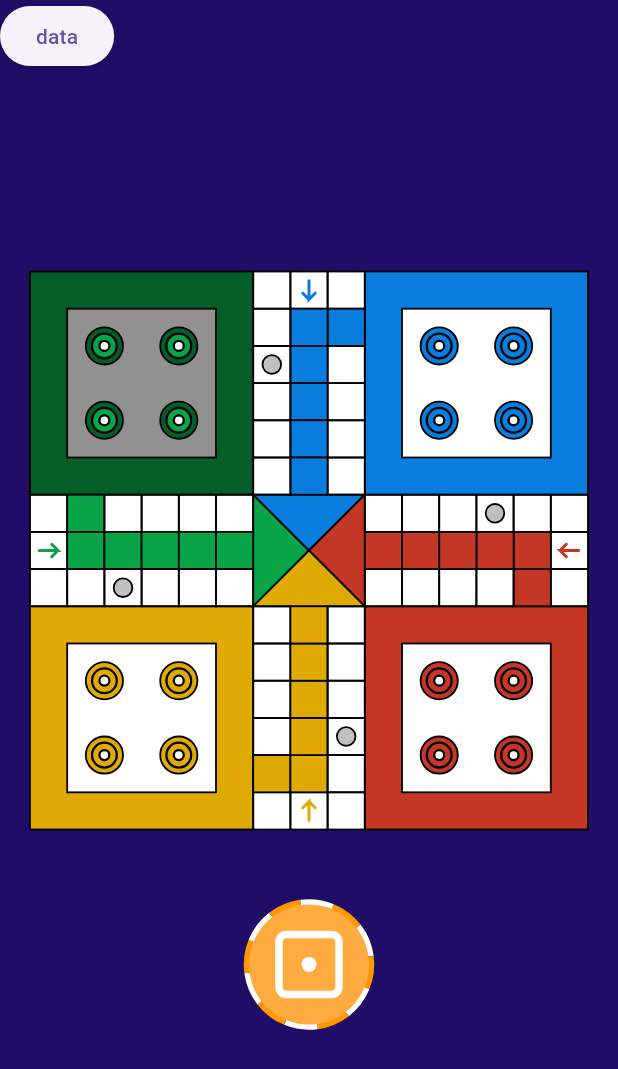
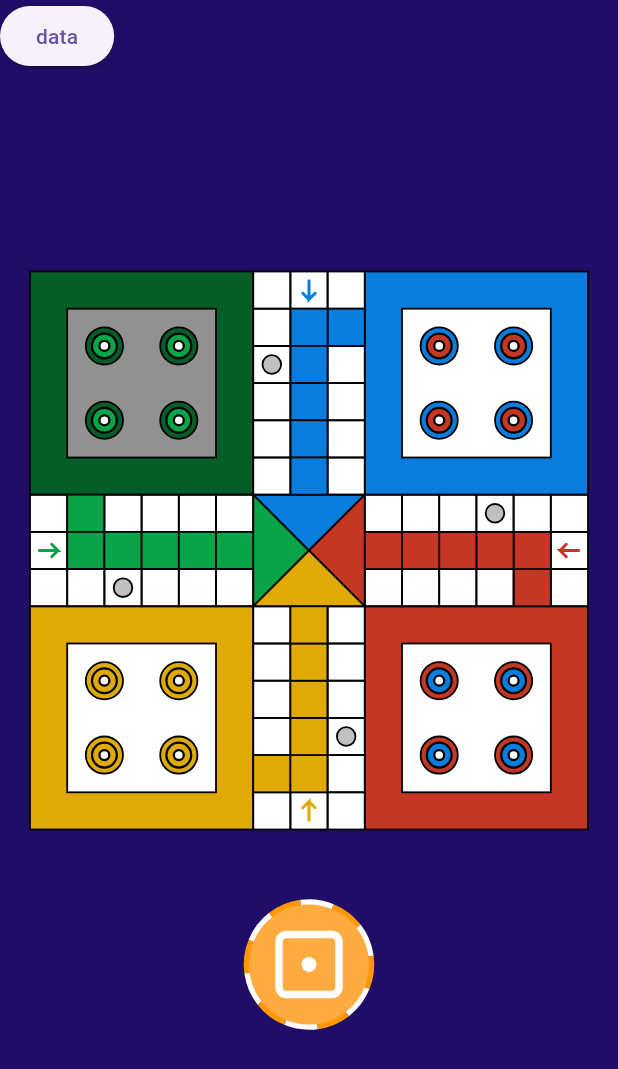
Before and after one commit to nobin-cpu/ludo, a Flutter app: the screen it shows after launch, after a tap on "data", on a phone screen of 412 x 824 dp. Shown: the top 1069 px of the screen. Run offline on Flutter 3.47's test engine with Material 3 defaults, Android fonts, the phone set to English and light mode, and no system bars.

Commit message:
update colors

```diff
--- a/lib/game.dart
+++ b/lib/game.dart
@@ -12,7 +12,6 @@ import 'package:fludo/util/colors.dart';
 import 'package:fludo/players/players.dart';
 import 'package:fludo/result/result.dart';
 import 'package:fludo/result/result_notifier.dart';
-
 import 'dice/dice.dart';
 import 'dice/dice_base.dart';
 
@@ -219,7 +218,9 @@ class _FludoGameState extends State<FludoGame> with TickerProviderStateMixin {
                               ),
                             );
                           })
-                        ])),
+                        ]
+                      )
+                    ),
                   ),
                 ],
               ),
@@ -235,7 +236,7 @@ List<Widget> _buildPawnWidgets() {
 
   if (players == 2) {
     for (int playerIndex = 0; playerIndex < 2; playerIndex++) {
-      Color playerColor = AppColors.player1; // Default initialization
+      Color playerColor = AppColors.player1;
       switch (playerIndex) {
         case 0:
           playerColor = AppColors.player1;
@@ -288,10 +289,10 @@ List<Widget> _buildPawnWidgets() {
           playerColor = AppColors.player1;
           break;
         case 1:
-          playerColor = AppColors.player2;
+          playerColor = AppColors.player3;
           break;
         case 2:
-          playerColor = AppColors.player3;
+          playerColor = AppColors.player2;
           break;
         case 3:
           playerColor = AppColors.player4;
```
Also changed, not shown: 5 other files.
